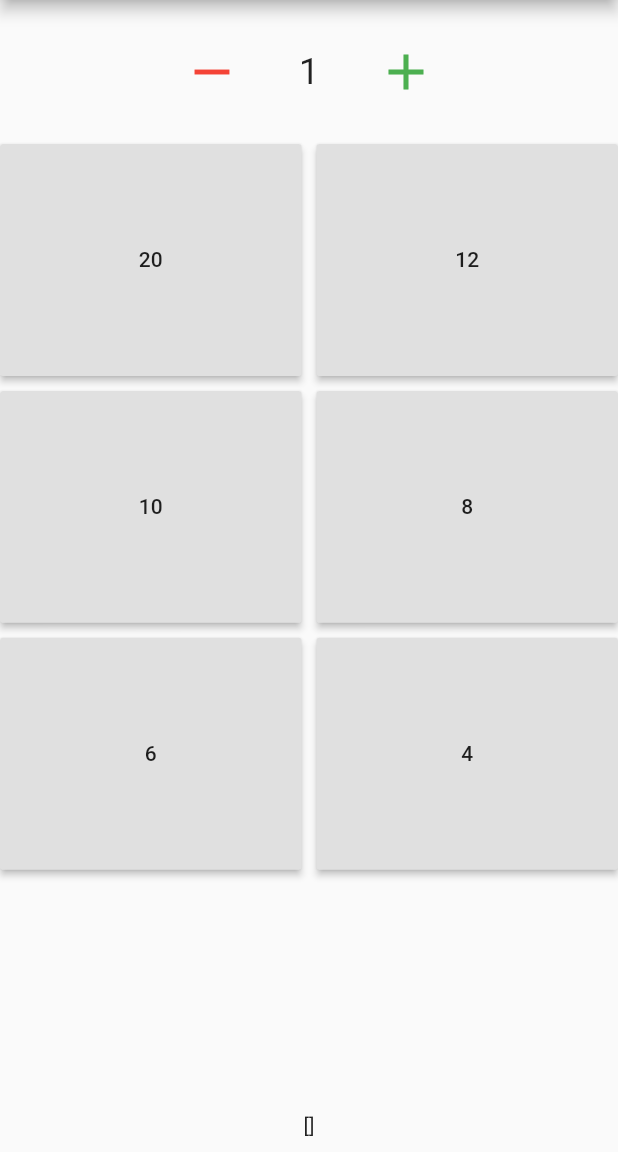
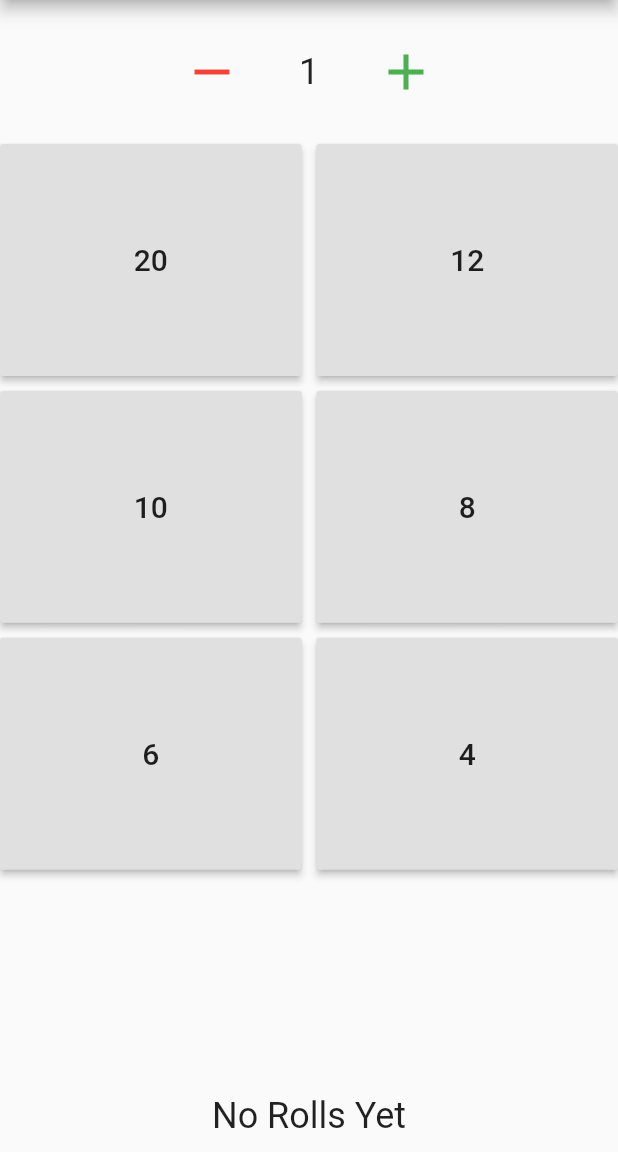
Before and after one commit to EVogel1999/High-Roller, a Flutter app: the screen it shows after launch, on a phone screen of 412 x 824 dp, the part 84-1236 px from its top. Run offline on Flutter 3.47's test engine with Material 2 defaults, Android fonts, the phone set to English and light mode, and no system bars; our stand-ins replace flare_flutter.

Commit message:
Add button to clear results

```diff
--- a/high_roller/lib/main.dart
+++ b/high_roller/lib/main.dart
@@ -48,7 +48,7 @@ class _AppState extends State<App> {
           Container(
             alignment: Alignment.bottomCenter,
             margin: EdgeInsets.all(10.0),
-            child: Text(_rolls.toString())
+            child: _getResult()
           )
         ])
     ));
@@ -59,6 +59,47 @@ class _AppState extends State<App> {
         brightness: Brightness.light,
         primaryColor: Colors.red,
         accentColor: Colors.redAccent
+    );
+  }
+
+  Widget _getResult() {
+    if (_rolls.length == 0) {
+      return Text("No Rolls Yet", style: TextStyle(fontSize: 24.0));
+    }
+    String rolled = "";
+    int total = 0;
+    _rolls.forEach((element){
+      rolled += element.toString() + ", ";
+      total += element;
+    });
+    rolled = rolled.substring(0, rolled.length - 2);
+    return Row(
+        mainAxisAlignment: MainAxisAlignment.spaceAround,
+        children: [
+          Column(
+            mainAxisAlignment: MainAxisAlignment.center,
+            children: [
+              Container(
+                margin: EdgeInsets.only(bottom: 10.0),
+                child: Text(rolled, style: TextStyle(fontSize: 18.0))
+              ),
+              Row(
+                mainAxisAlignment: MainAxisAlignment.spaceEvenly,
+                children: [
+                  Text("Total: " + total.toString(), style: TextStyle(fontSize: 24.0)),
+                  IconButton(
+                    icon: Icon(Icons.clear),
+                    color: Colors.red,
+                    onPressed: (){
+                      setState(() {
+                        _rolls = [];
+                        _diceRolled = 1;
+                      });
+                    })
+                ]),
+            ],
+          )
+        ]
     );
   }
 
@@ -106,7 +147,7 @@ class _AppState extends State<App> {
     _dice.forEach((element) {
       result.add(
           RaisedButton(
-            child: Text(element.toString()),
+            child: Text(element.toString(), style: TextStyle(fontSize: 20.0)),
             onPressed: (){
               _rolls = [];
               Random r = Random();
```
